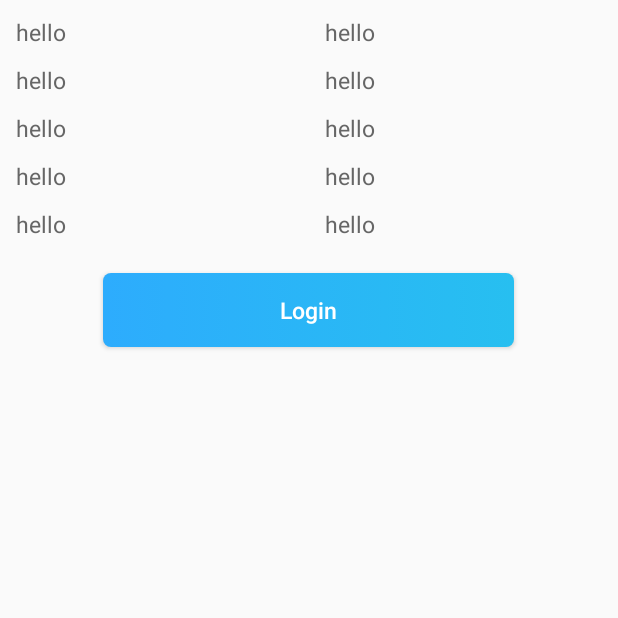
After one commit to JashonL/Acharge, an Android app: the fragment StationFragment shown on its own in the app's theme, on a phone screen of 412 x 824 dp, the top half of it. The commit adds this screen. Run offline under Robolectric (Android 15) with nearby library versions, the phone set to English and light mode, and no system bars.

Commit message:
UI界面开始

```diff
--- /dev/null
+++ b/app/src/main/java/com/dxm/dxmcharge/ui/settting/fragment/StationFragment.kt
@@ -0,0 +1,60 @@
+package com.dxm.dxmcharge.ui.settting.fragment
+
+import android.os.Bundle
+import androidx.fragment.app.Fragment
+import android.view.LayoutInflater
+import android.view.View
+import android.view.ViewGroup
+import com.dxm.dxmcharge.R
+
+// TODO: Rename parameter arguments, choose names that match
+// the fragment initialization parameters, e.g. ARG_ITEM_NUMBER
+private const val ARG_PARAM1 = "param1"
+private const val ARG_PARAM2 = "param2"
+
+/**
+ * A simple [Fragment] subclass.
+ * Use the [StationFragment.newInstance] factory method to
+ * create an instance of this fragment.
+ */
+class StationFragment : Fragment() {
+    // TODO: Rename and change types of parameters
+    private var param1: String? = null
+    private var param2: String? = null
+
+    override fun onCreate(savedInstanceState: Bundle?) {
+        super.onCreate(savedInstanceState)
+        arguments?.let {
+            param1 = it.getString(ARG_PARAM1)
+            param2 = it.getString(ARG_PARAM2)
+        }
+    }
+
+    override fun onCreateView(
+        inflater: LayoutInflater, container: ViewGroup?,
+        savedInstanceState: Bundle?
+    ): View? {
+        // Inflate the layout for this fragment
+        return inflater.inflate(R.layout.fragment_station, container, false)
+    }
+
+    companion object {
+        /**
+         * Use this factory method to create a new instance of
+         * this fragment using the provided parameters.
+         *
+         * @param param1 Parameter 1.
+         * @param param2 Parameter 2.
+         * @return A new instance of fragment StationFragment.
+         */
+        // TODO: Rename and change types and number of parameters
+        @JvmStatic
+        fun newInstance(param1: String, param2: String) =
+            StationFragment().apply {
+                arguments = Bundle().apply {
+                    putString(ARG_PARAM1, param1)
+                    putString(ARG_PARAM2, param2)
+                }
+            }
+    }
+}
--- /dev/null
+++ b/app/src/main/res/layout/fragment_station.xml
@@ -0,0 +1,221 @@
+<?xml version="1.0" encoding="utf-8"?>
+<LinearLayout xmlns:android="http://schemas.android.com/apk/res/android"
+    xmlns:app="http://schemas.android.com/apk/res-auto"
+    xmlns:tools="http://schemas.android.com/tools"
+    android:layout_width="match_parent"
+    android:layout_height="match_parent"
+    android:orientation="vertical"
+    tools:context=".ui.settting.fragment.StationFragment">
+
+
+    <!--id-->
+
+    <LinearLayout
+        android:layout_width="match_parent"
+        android:layout_height="wrap_content"
+        android:orientation="horizontal">
+
+
+        <TextView
+            android:layout_width="0dp"
+            android:layout_height="wrap_content"
+            android:layout_marginTop="@dimen/dp_10"
+            android:layout_weight="1"
+            android:paddingStart="@dimen/dp_10"
+            android:paddingEnd="@dimen/dp_10"
+            android:text="@string/hello"
+            android:textColor="@color/color_text_66"
+            android:textSize="@dimen/size_content_sp_14"
+            app:layout_constraintBottom_toTopOf="@+id/tv_seem_you"
+            app:layout_constraintLeft_toLeftOf="parent" />
+
+
+        <TextView
+            android:layout_width="0dp"
+            android:layout_height="wrap_content"
+            android:layout_marginTop="@dimen/dp_10"
+            android:layout_weight="1"
+            android:paddingStart="@dimen/dp_10"
+            android:paddingEnd="@dimen/dp_10"
+            android:text="@string/hello"
+            android:textColor="@color/color_text_66"
+            android:textSize="@dimen/size_content_sp_14"
+            app:layout_constraintBottom_toTopOf="@+id/tv_seem_you"
+            app:layout_constraintLeft_toLeftOf="parent" />
+
+
+    </LinearLayout>
+
+
+    <!--id-->
+
+    <LinearLayout
+        android:layout_width="match_parent"
+        android:layout_height="wrap_content"
+        android:orientation="horizontal">
+
+
+        <TextView
+            android:layout_width="0dp"
+            android:layout_height="wrap_content"
+            android:layout_marginTop="@dimen/dp_10"
+            android:layout_weight="1"
+            android:paddingStart="@dimen/dp_10"
+            android:paddingEnd="@dimen/dp_10"
+            android:text="@string/hello"
+            android:textColor="@color/color_text_66"
+            android:textSize="@dimen/size_content_sp_14"
+            app:layout_constraintBottom_toTopOf="@+id/tv_seem_you"
+            app:layout_constraintLeft_toLeftOf="parent" />
+
+
+        <TextView
+            android:layout_width="0dp"
+            android:layout_height="wrap_content"
+            android:layout_marginTop="@dimen/dp_10"
+            android:layout_weight="1"
+            android:paddingStart="@dimen/dp_10"
+            android:paddingEnd="@dimen/dp_10"
+            android:text="@string/hello"
+            android:textColor="@color/color_text_66"
+            android:textSize="@dimen/size_content_sp_14"
+            app:layout_constraintBottom_toTopOf="@+id/tv_seem_you"
+            app:layout_constraintLeft_toLeftOf="parent" />
+
+
+    </LinearLayout>
+
+
+    <!--id-->
+
+    <LinearLayout
+        android:layout_width="match_parent"
+        android:layout_height="wrap_content"
+        android:orientation="horizontal">
+
+
+        <TextView
+            android:layout_width="0dp"
+            android:layout_height="wrap_content"
+            android:layout_marginTop="@dimen/dp_10"
+            android:layout_weight="1"
+            android:paddingStart="@dimen/dp_10"
+            android:paddingEnd="@dimen/dp_10"
+            android:text="@string/hello"
+            android:textColor="@color/color_text_66"
+            android:textSize="@dimen/size_content_sp_14"
+            app:layout_constraintBottom_toTopOf="@+id/tv_seem_you"
+            app:layout_constraintLeft_toLeftOf="parent" />
+
+
+        <TextView
+            android:layout_width="0dp"
+            android:layout_height="wrap_content"
+            android:layout_marginTop="@dimen/dp_10"
+            android:layout_weight="1"
+            android:paddingStart="@dimen/dp_10"
+            android:paddingEnd="@dimen/dp_10"
+            android:text="@string/hello"
+            android:textColor="@color/color_text_66"
+            android:textSize="@dimen/size_content_sp_14"
+            app:layout_constraintBottom_toTopOf="@+id/tv_seem_you"
+            app:layout_constraintLeft_toLeftOf="parent" />
+
+
+    </LinearLayout>
+
+
+    <!--id-->
+
+    <LinearLayout
+        android:layout_width="match_parent"
+        android:layout_height="wrap_content"
+        android:orientation="horizontal">
+
+
+        <TextView
+            android:layout_width="0dp"
+            android:layout_height="wrap_content"
+            android:layout_marginTop="@dimen/dp_10"
+            android:layout_weight="1"
+            android:paddingStart="@dimen/dp_10"
+            android:paddingEnd="@dimen/dp_10"
+            android:text="@string/hello"
+            android:textColor="@color/color_text_66"
+            android:textSize="@dimen/size_content_sp_14"
+            app:layout_constraintBottom_toTopOf="@+id/tv_seem_you"
+            app:layout_constraintLeft_toLeftOf="parent" />
+
+
+        <TextView
+            android:layout_width="0dp"
+            android:layout_height="wrap_content"
+            android:layout_marginTop="@dimen/dp_10"
+            android:layout_weight="1"
+            android:paddingStart="@dimen/dp_10"
+            android:paddingEnd="@dimen/dp_10"
+            android:text="@string/hello"
+            android:textColor="@color/color_text_66"
+            android:textSize="@dimen/size_content_sp_14"
+            app:layout_constraintBottom_toTopOf="@+id/tv_seem_you"
+            app:layout_constraintLeft_toLeftOf="parent" />
+
+
+    </LinearLayout>
+
+    <!--id-->
+
+    <LinearLayout
+        android:layout_width="match_parent"
+        android:layout_height="wrap_content"
+        android:orientation="horizontal">
+
+
+        <TextView
+            android:layout_width="0dp"
+            android:layout_height="wrap_content"
+            android:layout_marginTop="@dimen/dp_10"
+            android:layout_weight="1"
+            android:paddingStart="@dimen/dp_10"
+            android:paddingEnd="@dimen/dp_10"
+            android:text="@string/hello"
+            android:textColor="@color/color_text_66"
+            android:textSize="@dimen/size_content_sp_14"
+            app:layout_constraintBottom_toTopOf="@+id/tv_seem_you"
+            app:layout_constraintLeft_toLeftOf="parent" />
+
+
+        <TextView
+            android:layout_width="0dp"
+            android:layout_height="wrap_content"
+            android:layout_marginTop="@dimen/dp_10"
+            android:layout_weight="1"
+            android:paddingStart="@dimen/dp_10"
+            android:paddingEnd="@dimen/dp_10"
+            android:text="@string/hello"
+            android:textColor="@color/color_text_66"
+            android:textSize="@dimen/size_content_sp_14"
+            app:layout_constraintBottom_toTopOf="@+id/tv_seem_you"
+            app:layout_constraintLeft_toLeftOf="parent" />
+
+
+    </LinearLayout>
+
+
+    <Button
+        android:id="@+id/bt_register"
+        android:layout_width="@dimen/dp_250"
+        android:layout_height="@dimen/dp_45"
+        android:layout_gravity="center_horizontal"
+        android:layout_marginStart="@dimen/dp_30"
+        android:layout_marginTop="@dimen/dp_20"
+        android:layout_marginEnd="@dimen/dp_30"
+        android:background="@drawable/button_blue_gradient"
+        android:gravity="center"
+        android:text="@string/login"
+        android:textAllCaps="false"
+        android:textColor="@color/white"
+        android:textSize="@dimen/size_content_sp_14" />
+
+
+</LinearLayout>
--- a/app/src/main/res/values/colors.xml
+++ b/app/src/main/res/values/colors.xml
@@ -195,6 +195,9 @@
 
     <color name="color_2EACFD">#2EACFD</color>
     <color name="color_28BEF1">#28BEF1</color>
+    <color name="color_E9E9E9">#E9E9E9</color>
+
+
 
 
 
--- a/app/src/main/res/values/strings.xml
+++ b/app/src/main/res/values/strings.xml
@@ -27,6 +27,8 @@
     <string name="electric_vehicle">Electric vehicle（EV) charging is an importan aspect of EV ownership. Zap-Map has created this guide to EV charging.</string>
 
     <string name="nearest_station">Nearest Station</string>
+    <!-- TODO: Remove or change this placeholder text -->
+    <string name="hello_blank_fragment">Hello blank fragment</string>
 
 
 </resources>
```
Also changed, not shown: app/src/main/AndroidManifest.xml (+7 -0 lines), app/src/main/java/com/dxm/dxmcharge/ui/settting/SettingActivity.kt (added, +12 -0 lines), app/src/main/java/com/dxm/dxmcharge/ui/settting/fragment/ChargeSettingFragment.kt (added, +60 -0 lines), app/src/main/java/com/dxm/dxmcharge/ui/settting/fragment/EmpowerFragment.kt (added, +60 -0 lines), app/src/main/java/com/dxm/dxmcharge/ui/settting/fragment/IntelligentChargingFragment.kt (added, +60 -0 lines), app/src/main/java/com/dxm/dxmcharge/widget/SettingView.kt (added, +63 -0 lines), app/src/main/res/drawable/circle_gray.xml (added, +8 -0 lines), app/src/main/res/layout/activity_setting.xml (added, +46 -0 lines), app/src/main/res/layout/fragment_charge_setting.xml (added, +14 -0 lines), app/src/main/res/layout/fragment_empower.xml (added, +14 -0 lines), app/src/main/res/layout/fragment_intelligent_charging.xml (added, +23 -0 lines), app/src/main/res/layout/setting_view.xml (added, +34 -0 lines), app/src/main/res/values/attrs.xml (+7 -0 lines), app/src/main/res/drawable-xhdpi/icon_chevron.png (added), 2 more files.
